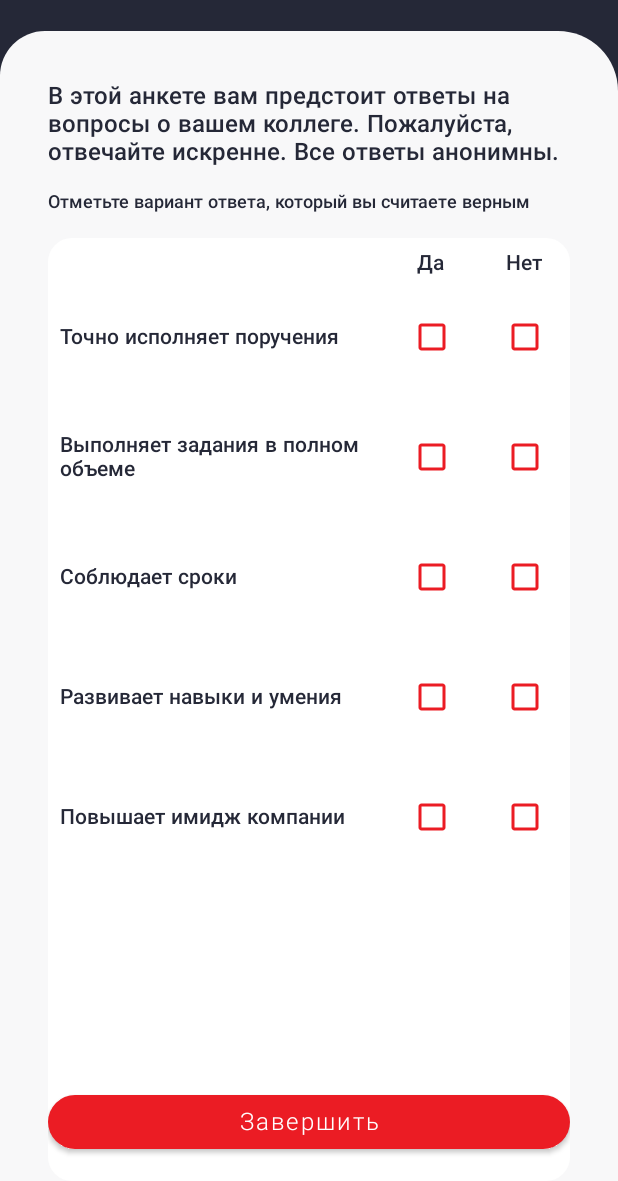
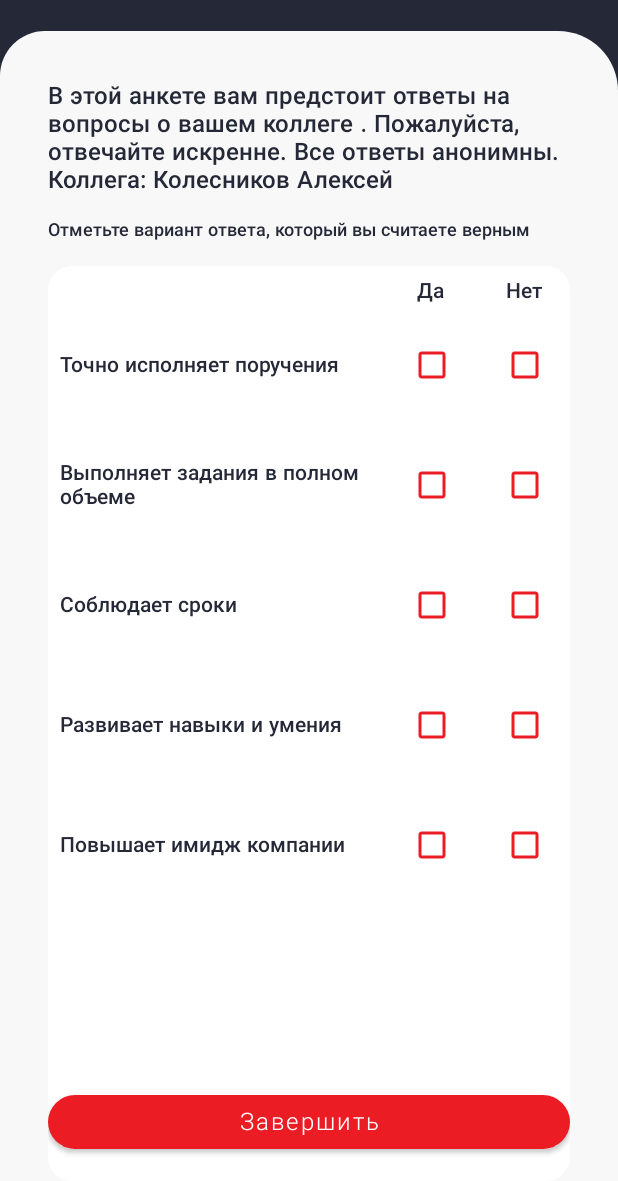
Before and after one commit to Giksengik/Metrix, an Android app: the fragment FragmentDiagnostic shown on its own in the app's theme, on a phone screen of 412 x 824 dp, the part 55-1236 px from its top. Run offline under Robolectric (Android 15) with nearby library versions, the light colour scheme and no system bars.

Commit message:
fix dummy data

```diff
--- a/app/src/main/java/com/company/metrix/services/diagnostic/FragmentDiagnostic.kt
+++ b/app/src/main/java/com/company/metrix/services/diagnostic/FragmentDiagnostic.kt
@@ -1,5 +1,6 @@
 package com.company.metrix.services.diagnostic
 
+import android.annotation.SuppressLint
 import android.os.Bundle
 import android.view.LayoutInflater
 import android.view.View
@@ -11,6 +12,7 @@ import com.company.metrix.BackButtonHandler
 import com.company.metrix.R
 import com.company.metrix.databinding.FragmentDiagnosticBinding
 import com.company.metrix.model.Question
+import com.company.metrix.model.TeamMemberInfo
 
 class FragmentDiagnostic : Fragment(), BackButtonHandler {
 
@@ -49,7 +51,28 @@ class FragmentDiagnostic : Fragment(), BackButtonHandler {
         }
     }
 
+    @SuppressLint("SetTextI18n")
     private fun addDummyQuestions() {
+        val team = listOf(
+            TeamMemberInfo(
+                "Степанов Илья",
+                "руководитель аналитического отдела"
+            ),
+            TeamMemberInfo(
+                "Большиков Степан",
+                "главный аналитик"
+            ),
+            TeamMemberInfo(
+                "Колесников Алексей",
+                "аналитик"
+            ),
+            TeamMemberInfo(
+                "Безбах Анатолий",
+                "аналитик"
+            )
+        )
+        val rand = java.util.Random()
+        val teamMember = team.get(rand.nextInt(team.size))
         questionAdapter?.submitList(
             listOf(
                 "Точно исполняет поручения",
@@ -61,6 +84,8 @@ class FragmentDiagnostic : Fragment(), BackButtonHandler {
                 Question(it)
             }
         )
+        binding?.diagnosticDescription?.text = "${
+            binding?.diagnosticDescription?.text} ${teamMember.name}"
     }
 
     override fun setupOnBackButtonPressed() {
--- a/app/src/main/res/values/strings.xml
+++ b/app/src/main/res/values/strings.xml
@@ -28,7 +28,8 @@
     <string name="add_comment">Добавить комментарий</string>
     <string name="team_text">Команда</string>
     <string name="services_text">Сервисы</string>
-    <string name="diagnostic_description">В этой анкете вам предстоит ответы на вопросы о вашем коллеге. Пожалуйста, отвечайте искренне. Все ответы анонимны.</string>
+    <string name="diagnostic_description">В этой анкете вам предстоит ответы на вопросы о вашем коллеге
+        . Пожалуйста, отвечайте искренне. Все ответы анонимны. Коллега:</string>
     <string name="diagnostic_hint">Отметьте вариант ответа, который вы считаете верным</string>
     <string name="no_text">Нет</string>
     <string name="yes_text">Да</string>
```
